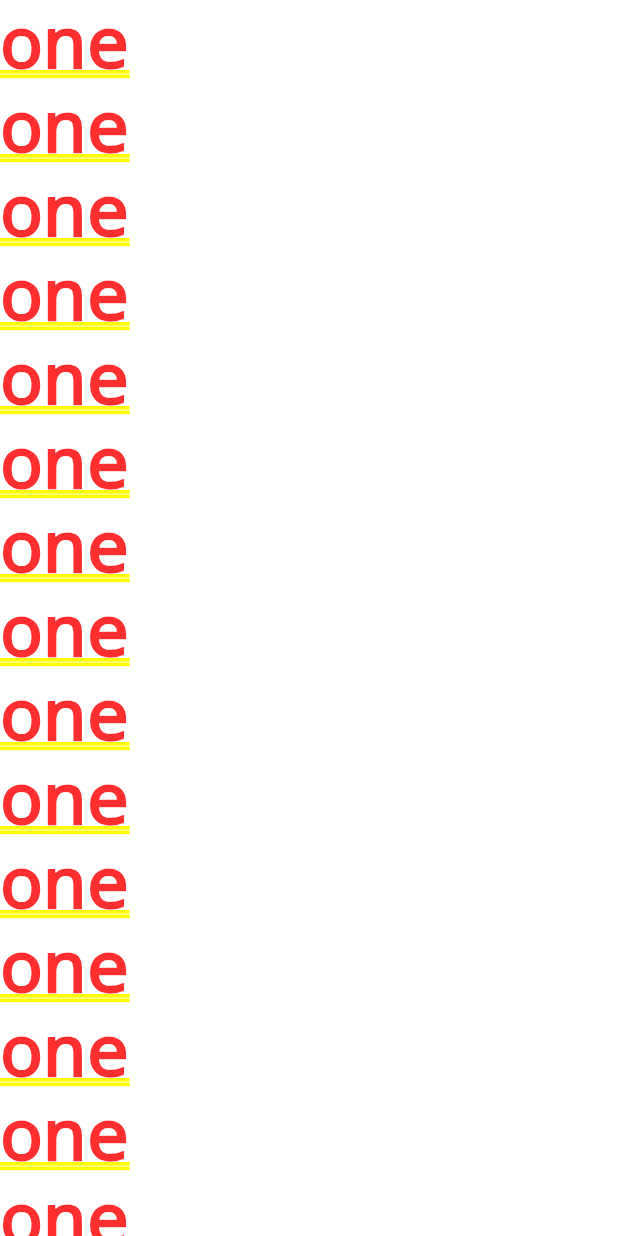
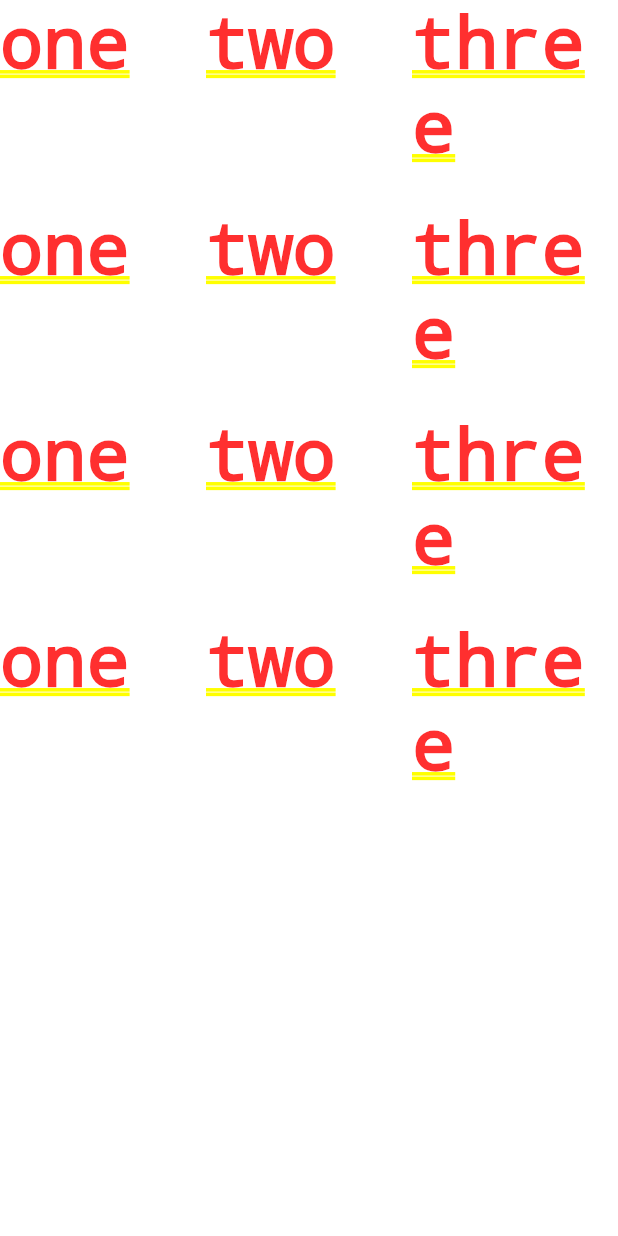
Before and after one commit to Skyproject12/ExerciseFlutter-EcommerseFlutter, a Flutter app: the screen it shows after launch, on a phone screen of 412 x 824 dp. Run offline on Flutter 3.47's test engine with Material 2 defaults, Android fonts, the phone set to English and light mode, and no system bars.

Commit message:
pussh gridview

```diff
--- a/lib/main.dart
+++ b/lib/main.dart
@@ -1,29 +1,22 @@
-import 'package:flutter/material.dart';
+import'package:flutter/material.dart';
 void main(){
   runApp(
-    MaterialApp(
-      home: new Center(
-        child: ListView(
-          children: <Widget>[
-            Text('one'),
-            Text('one'),
-            Text('one'),
-            Text('one'),
-            Text('one'),
-            Text('one'),
-            Text('one'),
-            Text('one'),
-            Text('one'),
-            Text('one'),
-            Text('one'),
-            Text('one'),
-            Text('one'),
-            Text('one'),
-            Text('one'),
-            Text('one')
-          ]
-        )
-      ),
+    new MaterialApp(
+      home: GridView.count(crossAxisCount: 3,
+        children: <Widget>[
+          Text('one'),
+          Text('two'),
+          Text('three'),
+          Text('one'),
+          Text('two'),
+          Text('three'),
+          Text('one'),
+          Text('two'),
+          Text('three'),
+          Text('one'),
+          Text('two'),
+          Text('three'),
+        ],)
     )
   );
 }
```
